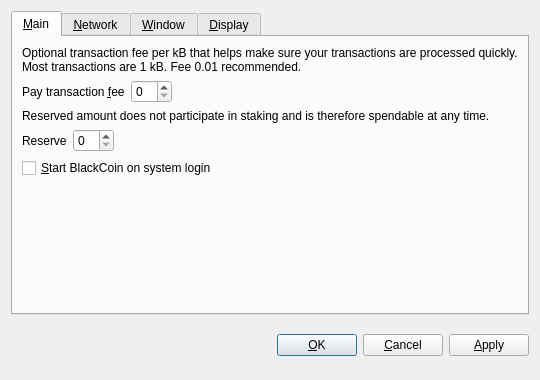
Above: src/qt/forms/optionsdialog.ui from ourgit/Pinkbitz before the change. Below: the same form after it.
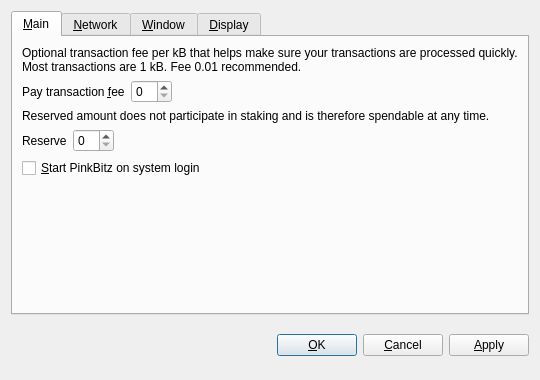
That is the form after the change. Custom widgets are drawn as their Qt base class.

```diff
--- a/src/qt/forms/optionsdialog.ui
+++ b/src/qt/forms/optionsdialog.ui
@@ -128,7 +128,7 @@
           <string>Automatically start BlackCoin after logging in to the system.</string>
          </property>
          <property name="text">
-          <string>&amp;Start BlackCoin on system login</string>
+          <string>&amp;Start PinkBitz on system login</string>
          </property>
         </widget>
        </item>
```
Left out of the diff: 8 changed lines with no effect on the pictures.
